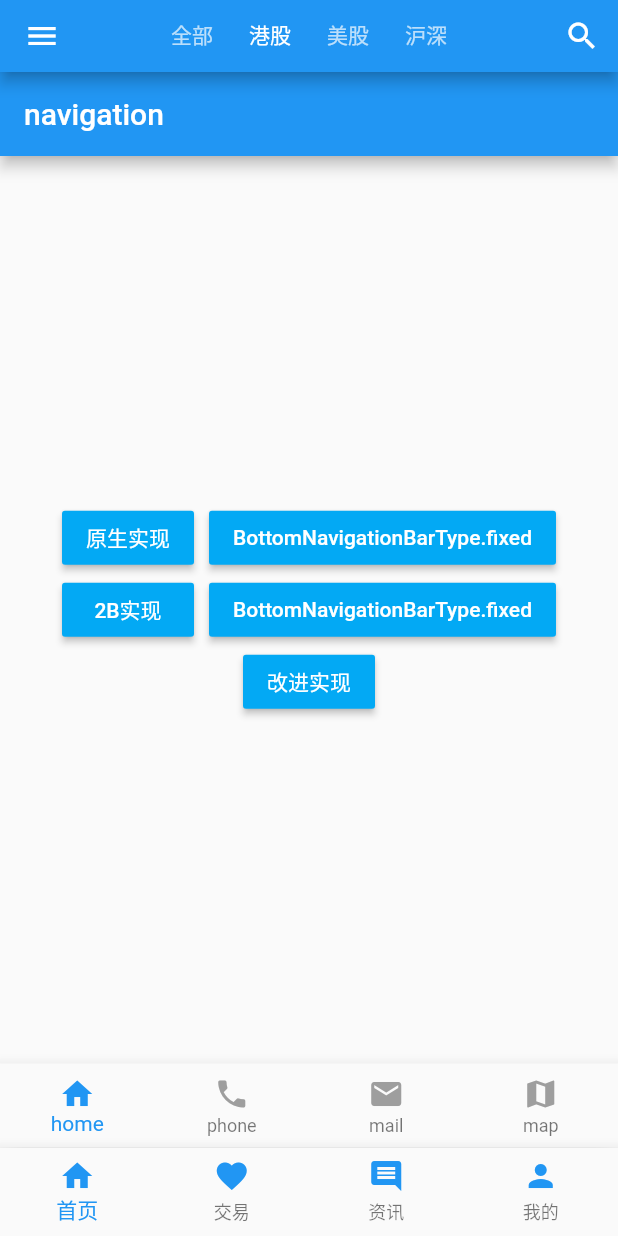
After one commit to tianshaojie/flutter_practice, a Flutter app: the screen it shows after launch, tab 2 chosen, after a tap on "2B实现", on a phone screen of 412 x 824 dp. The commit adds this screen. Run offline on Flutter 3.47's test engine with Material 2 defaults, Android fonts, the phone set to English and light mode, and no system bars.

Commit message:
practice bottom nav bar

```diff
--- /dev/null
+++ b/lib/appBarBottomWidget.dart
@@ -0,0 +1,114 @@
+import 'package:flutter/material.dart';
+
+class AppBarBottom extends StatefulWidget {
+  @override
+  _AppBarBottomState createState() => _AppBarBottomState();
+}
+
+class _AppBarBottomState extends State<AppBarBottom>
+    with SingleTickerProviderStateMixin {
+  TabController _tabController;
+
+  @override
+  void initState() {
+    super.initState();
+    _tabController = TabController(length: choices.length, vsync: this);
+  }
+
+  @override
+  void dispose() {
+    _tabController.dispose();
+    super.dispose();
+  }
+
+  void _nextPage(int delta) {
+    final int newIndex = _tabController.index + delta;
+    if (newIndex < 0 || newIndex >= _tabController.length) return;
+    _tabController.animateTo(newIndex);
+  }
+
+  @override
+  Widget build(BuildContext context) {
+    return MaterialApp(
+        home: Scaffold(
+          appBar: AppBar(
+            title: const Text('Appbar Bottem Widget'),
+            leading: IconButton(
+              tooltip: 'Previous choice',
+              icon: const Icon(Icons.arrow_back),
+              onPressed: () {
+                _nextPage(-1);
+              },
+            ),
+            actions: <Widget>[
+              IconButton(
+                icon: const Icon(Icons.arrow_forward),
+                tooltip: 'Next choice',
+                onPressed: () {
+                  _nextPage(1);
+                },
+              ),
+            ],
+            bottom: PreferredSize(
+              preferredSize: const Size.fromHeight(48.0),
+              child: Theme(
+                data: Theme.of(context).copyWith(accentColor: Colors.white),
+                child: Container(
+                  height: 48.0,
+                  alignment: Alignment.center,
+                  child: TabPageSelector(controller: _tabController),
+                ),
+              ),
+            ),
+          ),
+          body: TabBarView(
+            controller: _tabController,
+            children: choices.map((Choice choice) {
+              return Padding(
+                padding: const EdgeInsets.all(16.0),
+                child: ChoiceCard(choice: choice),
+              );
+            }).toList(),
+          ),
+        ));
+  }
+}
+
+class Choice {
+  const Choice({this.title, this.icon});
+
+  final String title;
+  final IconData icon;
+}
+
+const List<Choice> choices = const <Choice>[
+  const Choice(title: 'CAR', icon: Icons.directions_car),
+  const Choice(title: 'BICYCLE', icon: Icons.directions_bike),
+  const Choice(title: 'BOAT', icon: Icons.directions_boat),
+  const Choice(title: 'BUS', icon: Icons.directions_bus),
+  const Choice(title: 'TRAIN', icon: Icons.directions_railway),
+  const Choice(title: 'WALK', icon: Icons.directions_walk),
+];
+
+class ChoiceCard extends StatelessWidget {
+  const ChoiceCard({Key key, this.choice}) : super(key: key);
+  final Choice choice;
+
+  @override
+  Widget build(BuildContext context) {
+    final TextStyle textStyle = Theme.of(context).textTheme.display1;
+
+    return Card(
+        color: Colors.white,
+        child: Center(
+            child: Column(
+                mainAxisSize: MainAxisSize.min,
+                crossAxisAlignment: CrossAxisAlignment.center,
+                children: <Widget>[
+              Icon(choice.icon, size: 128.0, color: textStyle.color),
+              Text(choice.title, style: textStyle),
+            ])));
+  }
+}
+
+//void main() => runApp(new AppBarBottom());
--- a/lib/main/pages/main_home_screen.dart
+++ b/lib/main/pages/main_home_screen.dart
@@ -1,7 +1,9 @@
 import 'package:flutter/material.dart';
-import 'package:flutter_practice/main/pages/main_trade_screen.dart';
 import 'package:flutter_practice/main/pages/main_news_screen.dart';
 import 'package:flutter_practice/main/pages/main_mine_screen.dart';
+import 'package:flutter_practice/practice/simple_list.dart';
+import 'package:flutter_practice/appBarBottomWidget.dart';
+import 'package:flutter_practice/navigation.dart';
 
 class HomeScreen extends StatefulWidget {
   @override
@@ -13,7 +15,7 @@ class _HomeScreenState extends State<HomeScreen>
     with AutomaticKeepAliveClientMixin {
 
   final List<String> _allTabs  = ['全部', '港股', '美股', '沪深'];
-  final List<Widget> _allPages = [TradeScreen(), TradeScreen(), NewsScreen(), MineScreen()];
+  final List<Widget> _allPages = [SimpleListView(), Navigation(), AppBarBottom(), MineScreen()];
 
   @override
   bool get wantKeepAlive => true;
--- a/lib/main/widgets/bottom_navigation_widget.dart
+++ b/lib/main/widgets/bottom_navigation_widget.dart
@@ -47,6 +47,7 @@ class _NavigationKeepAliveState extends State<NavigationKeepAlive>
             _currentIndex = index;
           });
         },
+
         type: BottomNavigationBarType.fixed,
         items: [
           BottomNavigationBarItem(
--- /dev/null
+++ b/lib/navigation.dart
@@ -0,0 +1,233 @@
+import 'dart:io';
+
+import 'package:flutter/material.dart';
+
+class Navigation extends StatefulWidget {
+  @override
+  _NavigationState createState() => _NavigationState();
+}
+
+class _NavigationState extends State<Navigation> {
+  int _case = 0;
+  int _currentIndex = 0;
+  TabItem _currentItem = TabItem.home;
+  BottomNavigationBarType _type = BottomNavigationBarType.fixed;
+
+  @override
+  Widget build(BuildContext context) {
+    return MaterialApp(
+      home: Scaffold(
+        appBar: AppBar(
+          title: Text('navigation'),
+        ),
+        body: buildBody(),
+        bottomNavigationBar: _buildBottomNavigationBar(),
+      ),
+    );
+  }
+
+  Widget buildBody() {
+    return Row(
+      mainAxisAlignment: MainAxisAlignment.center,
+      children: <Widget>[
+        Column(
+          mainAxisAlignment: MainAxisAlignment.center,
+          crossAxisAlignment: CrossAxisAlignment.center,
+          children: <Widget>[
+            Row(
+              children: <Widget>[
+                Button(
+                  text: '原生实现',
+                  onPress: () => setState(() {
+                        _case = 0;
+                      }),
+                ),
+                Container(width: 10.0),
+                Button(
+                  text: '$_type',
+                  onPress: () => setState(() {
+                        _type = _type == BottomNavigationBarType.shifting
+                            ? BottomNavigationBarType.fixed
+                            : BottomNavigationBarType.shifting;
+                      }),
+                ),
+              ],
+            ),
+            Row(
+              children: <Widget>[
+                Button(
+                  text: '2B实现',
+                  onPress: () => setState(() {
+                        _case = 1;
+                      }),
+                ),
+                Container(width: 10.0),
+                Button(
+                  text: '$_type',
+                  onPress: () => setState(() {
+                        _type = _type == BottomNavigationBarType.shifting
+                            ? BottomNavigationBarType.fixed
+                            : BottomNavigationBarType.shifting;
+                      }),
+                ),
+              ],
+            ),
+            Button(
+              text: '改进实现',
+              onPress: () => setState(() {
+                    _case = 2;
+                  }),
+            ),
+          ],
+        ),
+      ],
+    );
+  }
+
+  Widget _buildBottomNavigationBar() {
+    switch (_case) {
+      case 0:
+        return BottomNavigationBar(
+            currentIndex: _currentIndex,
+            onTap: _onTabTapped,
+            type: _type,
+            items: [
+              new BottomNavigationBarItem(
+                icon: new Icon(Icons.home),
+                title: new Text('home'),
+              ),
+              new BottomNavigationBarItem(
+                icon: new Icon(Icons.add_a_photo),
+                title: new Text('phone'),
+              ),
+              new BottomNavigationBarItem(
+                icon: new Icon(Icons.mail),
+                title: new Text('mail'),
+              ),
+              new BottomNavigationBarItem(
+                  icon: new Icon(Icons.map), title: new Text('map'))
+            ]);
+      case 1:
+        return BottomNavigationBar(
+          type: _type,
+          items: [
+            _buildItem(icon: Icons.home, tabItem: TabItem.home),
+            _buildItem(icon: Icons.phone, tabItem: TabItem.phone),
+            _buildItem(icon: Icons.mail, tabItem: TabItem.mail),
+            _buildItem(icon: Icons.map, tabItem: TabItem.map),
+          ],
+          onTap: _onTabTapped,
+        );
+      case 2:
+        return SafeArea(
+            child: SizedBox(
+                height: 50.0,
+                child: Card(
+                    color: Platform.isIOS ? Colors.transparent : Colors.white,
+                    elevation: Platform.isIOS ? 0.0 : 8.0,
+                    // iphone 无阴影
+                    shape: RoundedRectangleBorder(),
+                    margin: EdgeInsets.all(0.0),
+                    child: Column(
+                        mainAxisAlignment: MainAxisAlignment.center,
+                        children: <Widget>[
+                          Divider(color: Color(0xFFE0E0E0), height: 0.5),
+                          Expanded(
+                            child: Row(
+                                mainAxisAlignment: MainAxisAlignment.center,
+                                crossAxisAlignment: CrossAxisAlignment.center,
+                                children: <Widget>[
+                                  _buildBottomItem(
+                                      icon: Icons.home, text: '首页', index: 0),
+                                  _buildBottomItem(
+                                      icon: Icons.phone, text: '数据', index: 1),
+                                  _buildBottomItem(
+                                      icon: Icons.mail, text: '我的', index: 2),
+                                  _buildBottomItem(
+                                      icon: Icons.map, text: '我的', index: 3),
+                                ]),
+                          )
+                        ]))));
+    }
+    return Container();
+  }
+
+  Widget _buildBottomItem({IconData icon, String text, int index}) {
+    Color color =
+        _currentIndex == index ? Theme.of(context).primaryColor : Colors.grey;
+    return Expanded(
+        child: InkResponse(
+            child: Column(
+                mainAxisAlignment: MainAxisAlignment.center,
+                crossAxisAlignment: CrossAxisAlignment.center,
+                children: <Widget>[
+                  Icon(icon, color: color, size: 22.0),
+                  // Image.asset(, color: color, width: 22.0, height: 22.0),
+                  Text(text, style: TextStyle(color: color, fontSize: 10.0))
+                ]),
+            onTap: () => setState(() => _currentIndex = index)));
+  }
+
+  BottomNavigationBarItem _buildItem({IconData icon, TabItem tabItem}) {
+    String text = tabItemName(tabItem);
+    return BottomNavigationBarItem(
+      icon: Icon(
+        icon,
+        color: _colorTabMatching(item: tabItem),
+      ),
+      title: Text(
+        text,
+        style: TextStyle(
+          color: _colorTabMatching(item: tabItem),
+        ),
+      ),
+    );
+  }
+
+  Color _colorTabMatching({TabItem item}) {
+    return _currentItem == item ? Theme.of(context).primaryColor : Colors.grey;
+  }
+
+  void _onTabTapped(int index) {
+    setState(() {
+      _currentIndex = index;
+      _currentItem = TabItem.values[_currentIndex];
+    });
+  }
+}
+
+class Button extends StatelessWidget {
+  final String text;
+  final VoidCallback onPress;
+
+  const Button({Key key, this.text, @required this.onPress}) : super(key: key);
+  @override
+  Widget build(BuildContext context) {
+    return MaterialButton(
+      color: Colors.lightBlue,
+      child: Text('$text', style: TextStyle(color: Colors.white)),
+      onPressed: onPress,
+    );
+  }
+}
+
+enum TabItem {
+  home,
+  phone,
+  mail,
+  map,
+}
+
+String tabItemName(TabItem tabItem) {
+  switch (tabItem) {
+    case TabItem.home:
+      return "home";
+    case TabItem.phone:
+      return "phone";
+    case TabItem.mail:
+      return "mail";
+    case TabItem.map:
+      return "map";
+  }
+  return null;
+}
--- a/lib/FirstScreen.dart
+++ b/lib/practice/FirstScreen.dart
@@ -1,5 +1,5 @@
 import 'package:flutter/material.dart';
-import 'SecondScreen.dart';
+import 'package:flutter_practice/practice/SecondScreen.dart';
 
 class FirstScreen extends StatelessWidget {
 
--- /dev/null
+++ b/lib/practice/simple_list.dart
@@ -0,0 +1,74 @@
+import 'package:flutter/material.dart';
+
+class SimpleListView extends StatelessWidget {
+
+  final List<String> items = new List<String>.generate(10000, (i) => "Item ${i}");
+
+  @override
+  Widget build(BuildContext context) {
+    return new Scaffold(
+      body: new ListView.builder(
+          itemCount: items.length,
+          itemBuilder: (context, index) {
+            return new ListTile(
+              title: new Text("${items[index]}"),
+            );
+          }
+      ),
+    );
+  }
+}
+
+
+
+//new Container(
+//child: new ListView(
+//shrinkWrap: true,
+//children: <Widget>[
+//new Container(
+//color: Colors.red,
+//height: 40,
+//child: const Text('Domestic life was never quite my style'),
+//),
+//const Text('When you smile, you knock me out, I fall apart'),
+//const Text('And I thought I was so smart'),
+//const Text('I\'m dedicating every day to you'),
+//const Text('Domestic life was never quite my style'),
+//const Text('When you smile, you knock me out, I fall apart'),
+//const Text('And I thought I was so smart'),const Text('I\'m dedicating every day to you'),
+//const Text('Domestic life was never quite my style'),
+//const Text('When you smile, you knock me out, I fall apart'),
+//const Text('And I thought I was so smart'),const Text('I\'m dedicating every day to you'),
+//const Text('Domestic life was never quite my style'),
+//const Text('When you smile, you knock me out, I fall apart'),
+//const Text('And I thought I was so smart'),const Text('I\'m dedicating every day to you'),
+//const Text('Domestic life was never quite my style'),
+//const Text('When you smile, you knock me out, I fall apart'),
+//const Text('And I thought I was so smart'),const Text('I\'m dedicating every day to you'),
+//const Text('Domestic life was never quite my style'),
+//const Text('When you smile, you knock me out, I fall apart'),
+//const Text('And I thought I was so smart'),const Text('I\'m dedicating every day to you'),
+//const Text('Domestic life was never quite my style'),
+//const Text('When you smile, you knock me out, I fall apart'),
+//const Text('And I thought I was so smart'),const Text('I\'m dedicating every day to you'),
+//const Text('Domestic life was never quite my style'),
+//const Text('When you smile, you knock me out, I fall apart'),
+//const Text('And I thought I was so smart'),const Text('I\'m dedicating every day to you'),
+//const Text('Domestic life was never quite my style'),
+//const Text('When you smile, you knock me out, I fall apart'),
+//const Text('And I thought I was so smart'),const Text('I\'m dedicating every day to you'),
+//const Text('Domestic life was never quite my style'),
+//const Text('When you smile, you knock me out, I fall apart'),
+//const Text('And I thought I was so smart'),const Text('I\'m dedicating every day to you'),
+//const Text('Domestic life was never quite my style'),
+//const Text('When you smile, you knock me out, I fall apart'),
+//const Text('And I thought I was so smart'),const Text('I\'m dedicating every day to you'),
+//const Text('Domestic life was never quite my style'),
+//const Text('When you smile, you knock me out, I fall apart'),
+//const Text('And I thought I was so smart'),const Text('I\'m dedicating every day to you'),
+//const Text('Domestic life was never quite my style'),
+//const Text('When you smile, you knock me out, I fall apart'),
+//const Text('And I thought I was so smart'),
+//],
+//),
+//)
```
Also changed, not shown: lib/practice/SecondScreen.dart (renamed from lib/SecondScreen.dart).
